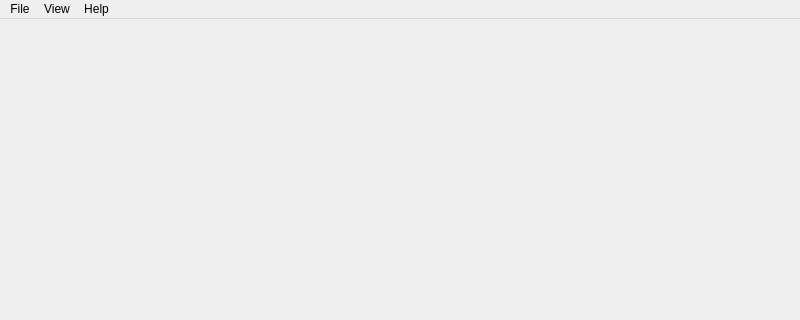
First picture: the form in mainwindow.ui, repository anravalli/MapViewer, before the edit; both pictures show x 0 to 800 and y 0 to 320 of the 800 by 600 pixel window.
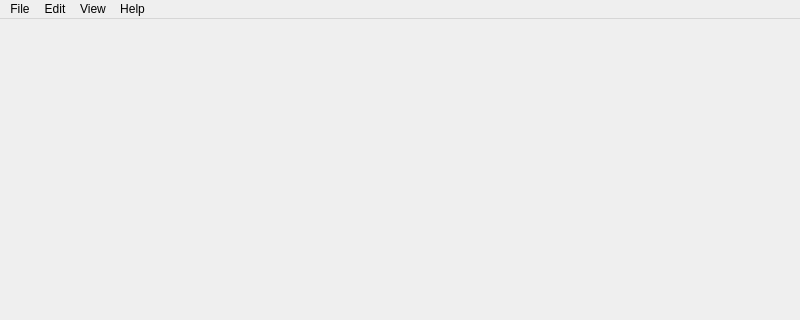
Second picture: the form after the edit.

Commit message: improvement and fixes Changes: - is now possible to edit EGO and OTHER position - is now possible to change the map background color - is now possible to show/hide map marker - markers now shows indications about the start and the and of a path - functional fixes

The edit to the form file:
```diff
--- a/mainwindow.ui
+++ b/mainwindow.ui
@@ -83,7 +83,15 @@
     </property>
     <addaction name="actionMapViewer"/>
    </widget>
+   <widget class="QMenu" name="menuEdit">
+    <property name="title">
+     <string>Edit</string>
+    </property>
+    <addaction name="actionEGO"/>
+    <addaction name="actionOTHER"/>
+   </widget>
    <addaction name="file_menu"/>
+   <addaction name="menuEdit"/>
    <addaction name="menuView"/>
    <addaction name="menuAbout"/>
   </widget>
```
Left out of the diff: 40 changed lines with no effect on the pictures. The commit also changes 13 other files.
